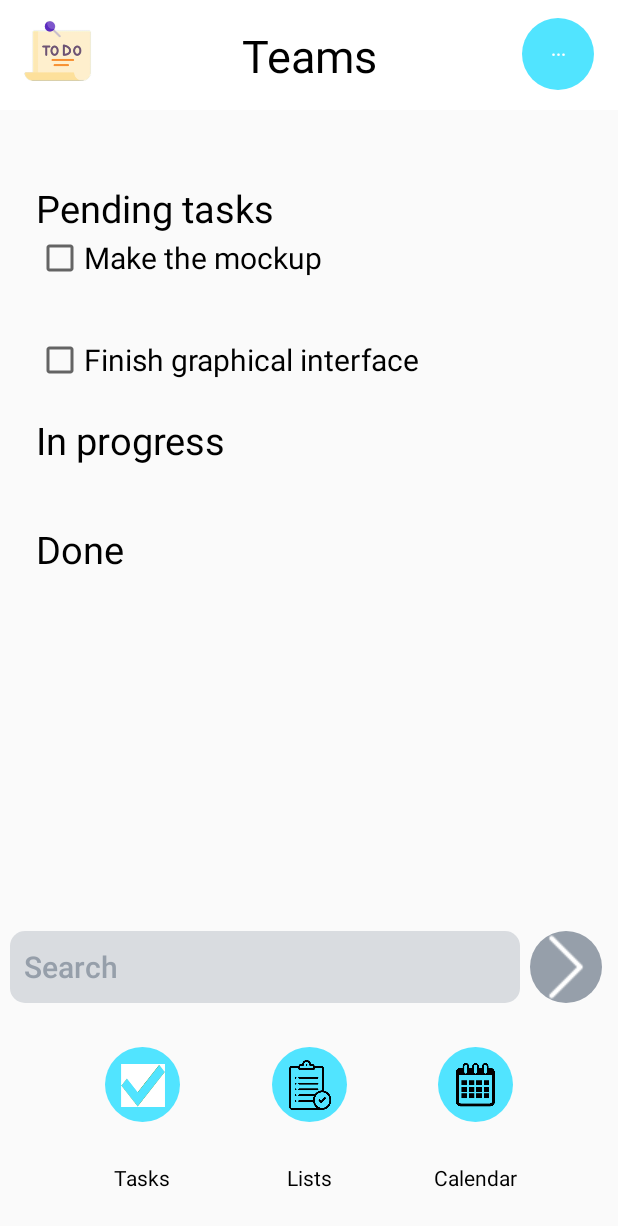
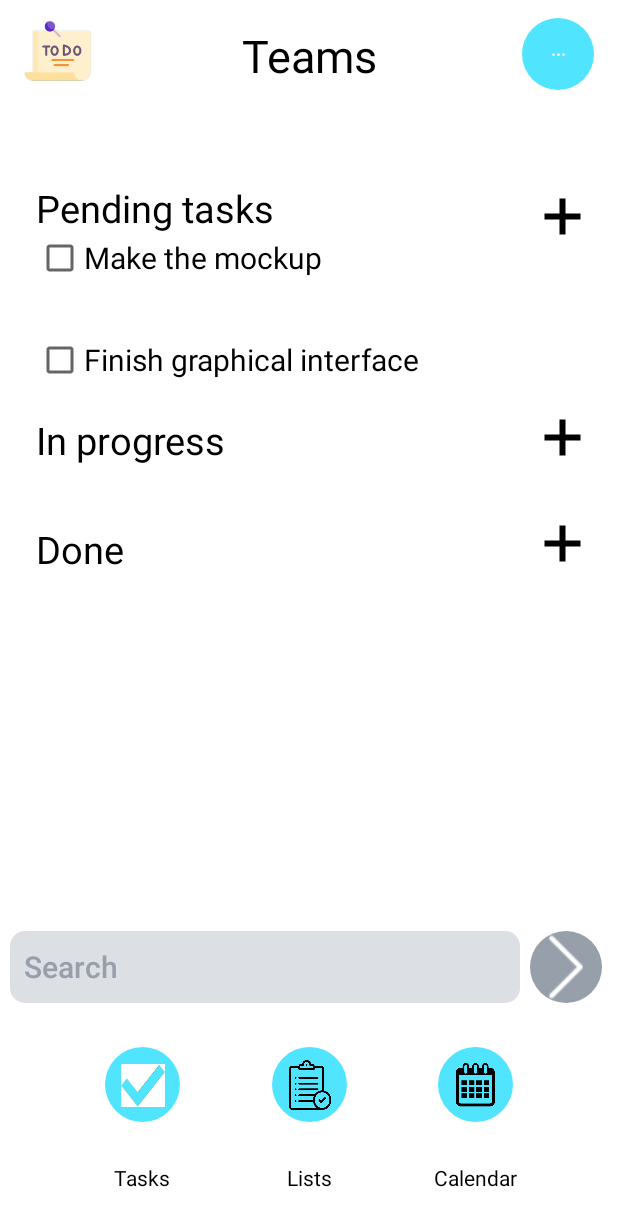
Before and after one commit to JeuRC/ToDo, an Android app: the Teams screen opened directly, with no data from a screen before it, on a phone screen of 412 x 824 dp. Shown: the top 1226 px of the screen. Run offline under Robolectric (Android 15) with nearby library versions, the phone set to English and light mode, and no system bars.

Commit message:
Se completa la actividad Teams

```diff
--- a/app/src/main/res/layout/activity_calendar.xml
+++ b/app/src/main/res/layout/activity_calendar.xml
@@ -4,6 +4,7 @@
     xmlns:tools="http://schemas.android.com/tools"
     android:layout_width="match_parent"
     android:layout_height="match_parent"
+    android:background="@color/white"
     tools:context=".Calendar">
 
 </androidx.constraintlayout.widget.ConstraintLayout>
--- a/app/src/main/res/layout/activity_home.xml
+++ b/app/src/main/res/layout/activity_home.xml
@@ -4,6 +4,7 @@
     xmlns:tools="http://schemas.android.com/tools"
     android:layout_width="match_parent"
     android:layout_height="match_parent"
+    android:background="@color/white"
     tools:context=".Home">
 
     <View
--- a/app/src/main/res/layout/activity_lists.xml
+++ b/app/src/main/res/layout/activity_lists.xml
@@ -4,6 +4,7 @@
     xmlns:tools="http://schemas.android.com/tools"
     android:layout_width="match_parent"
     android:layout_height="match_parent"
+    android:background="@color/white"
     tools:context=".Lists">
 
     <View
--- a/app/src/main/res/layout/activity_teams.xml
+++ b/app/src/main/res/layout/activity_teams.xml
@@ -4,6 +4,7 @@
     xmlns:tools="http://schemas.android.com/tools"
     android:layout_width="match_parent"
     android:layout_height="match_parent"
+    android:background="@color/white"
     tools:context=".Teams">
 
     <View
@@ -68,6 +69,19 @@
         app:layout_constraintVertical_bias="0.067"
         tools:ignore="HardcodedText" />
 
+    <ImageButton
+        android:id="@+id/imgPlus1"
+        android:layout_width="wrap_content"
+        android:layout_height="wrap_content"
+        android:layout_marginEnd="24sp"
+        android:background="@color/white"
+        app:layout_constraintBottom_toBottomOf="parent"
+        app:layout_constraintEnd_toEndOf="parent"
+        app:layout_constraintTop_toBottomOf="@+id/top_barra"
+        app:layout_constraintVertical_bias="0.08"
+        app:srcCompat="@drawable/icono_plus"
+        tools:ignore="SpeakableTextPresentCheck,TouchTargetSizeCheck" />
+
     <CheckBox
         android:id="@+id/cbxTasks1"
         android:layout_width="wrap_content"
@@ -106,6 +120,19 @@
         app:layout_constraintVertical_bias="0.283"
         tools:ignore="HardcodedText" />
 
+    <ImageButton
+        android:id="@+id/imgPlus2"
+        android:layout_width="wrap_content"
+        android:layout_height="wrap_content"
+        android:layout_marginEnd="24sp"
+        android:background="@color/white"
+        app:layout_constraintBottom_toBottomOf="parent"
+        app:layout_constraintEnd_toEndOf="parent"
+        app:layout_constraintTop_toBottomOf="@+id/top_barra"
+        app:layout_constraintVertical_bias="0.283"
+        app:srcCompat="@drawable/icono_plus"
+        tools:ignore="SpeakableTextPresentCheck,TouchTargetSizeCheck" />
+
     <TextView
         android:id="@+id/txtTasks3"
         android:layout_width="wrap_content"
@@ -119,6 +146,19 @@
         app:layout_constraintTop_toBottomOf="@+id/txtTasks2"
         app:layout_constraintVertical_bias="0.08"
         tools:ignore="HardcodedText" />
+
+    <ImageButton
+        android:id="@+id/imgPlus3"
+        android:layout_width="wrap_content"
+        android:layout_height="wrap_content"
+        android:layout_marginEnd="24sp"
+        android:background="@color/white"
+        app:layout_constraintBottom_toBottomOf="parent"
+        app:layout_constraintEnd_toEndOf="parent"
+        app:layout_constraintTop_toBottomOf="@+id/txtTasks2"
+        app:layout_constraintVertical_bias="0.08"
+        app:srcCompat="@drawable/icono_plus"
+        tools:ignore="SpeakableTextPresentCheck,TouchTargetSizeCheck" />
 
     <TextView
         android:id="@+id/txtTasks4"
```
